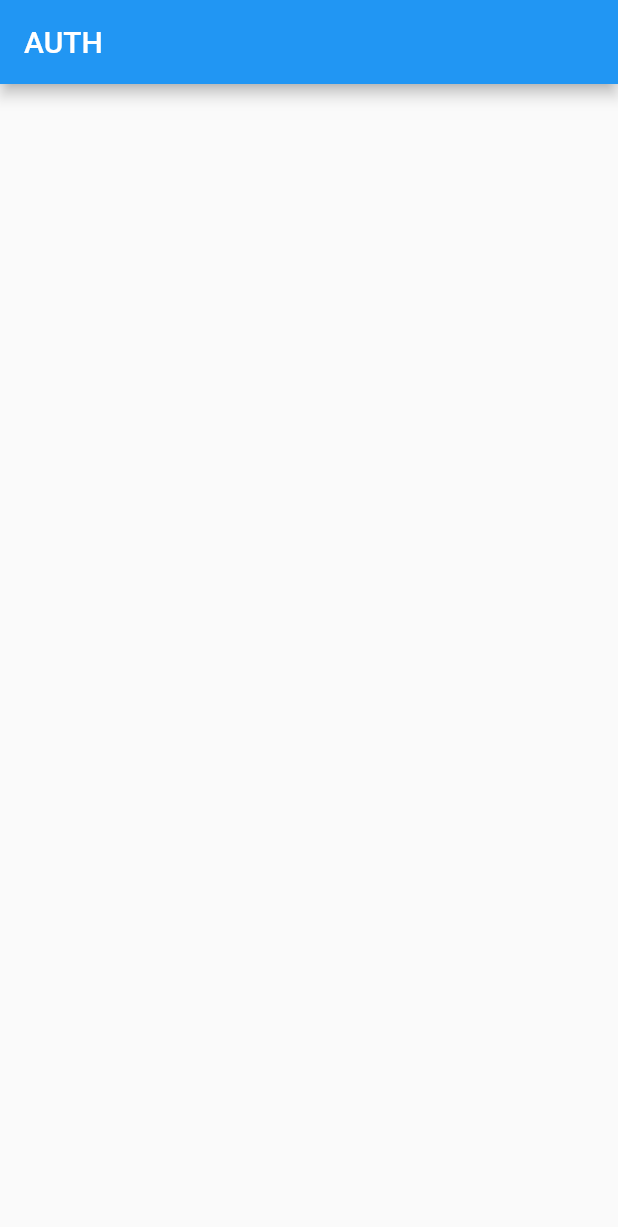
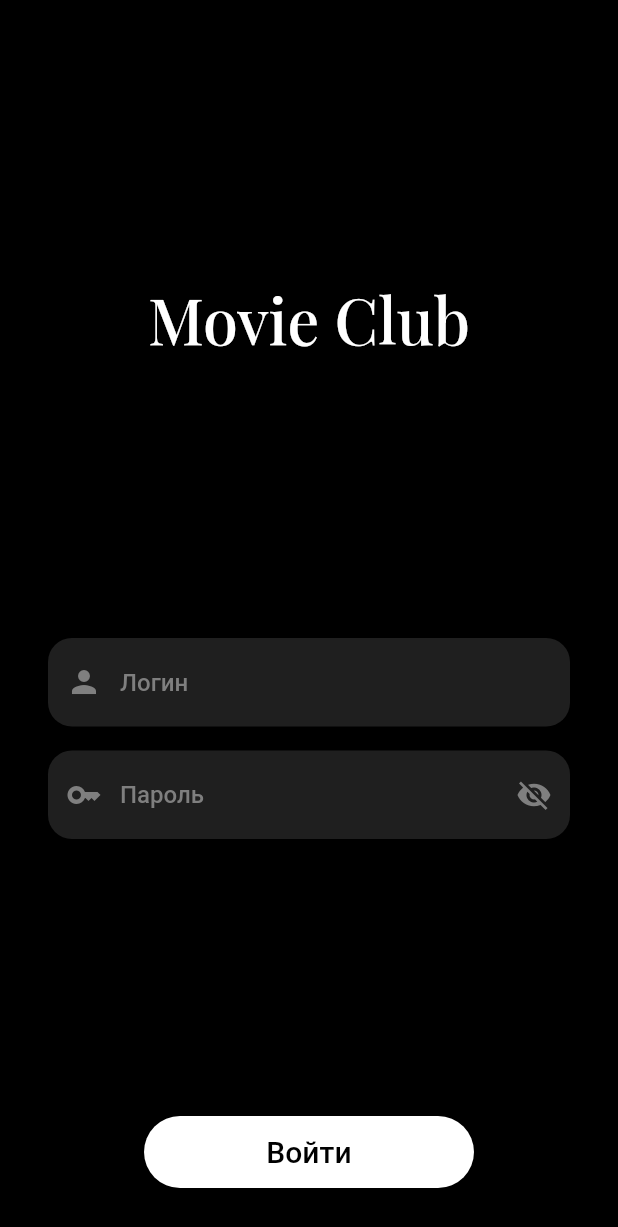
Before and after one commit to Souljeee/movies_club, a Flutter app: the screen it shows after launch, on a phone screen of 412 x 824 dp. Shown: the top 1227 px of the screen. Run offline on Flutter 3.47's test engine with Material 2 defaults, Android fonts, the phone set to English and light mode, and no system bars; drawn by our look-alikes of reactive_forms; our stand-ins replace go_router.

Commit message:
feat(auth): add auth page

```diff
--- a/lib/app.dart
+++ b/lib/app.dart
@@ -1,5 +1,6 @@
 import 'package:flutter/material.dart';
 import 'package:movies_club/common/navigation/router_settings.dart';
+import 'package:reactive_forms/reactive_forms.dart';
 
 class App extends StatelessWidget {
   final router = RouterSettings.router;
@@ -8,9 +9,14 @@ class App extends StatelessWidget {
 
   @override
   Widget build(BuildContext context) {
-    return MaterialApp.router(
-      routerConfig: router,
-      locale: const Locale('ru', 'RU'),
+    return ReactiveFormConfig(
+      validationMessages: {
+        ValidationMessage.required: (error) => 'Обязательноеп поле',
+      },
+      child: MaterialApp.router(
+        routerConfig: router,
+        locale: const Locale('ru', 'RU'),
+      ),
     );
   }
 }
--- /dev/null
+++ b/lib/common/res/colors.dart
@@ -0,0 +1,10 @@
+import 'package:flutter/material.dart';
+
+class ResColors{
+  static Color blue = const Color.fromRGBO(37, 53, 217, 1);
+  static Color black = const Color.fromRGBO(0, 0, 0, 1);
+  static Color transparent = Colors.transparent;
+  static Color gray =  const Color.fromRGBO(31,31, 31, 1);
+  static Color grayLight =  const Color.fromRGBO(127,127, 127, 1);
+  static Color white =  const Color.fromRGBO(255,255, 255, 1);
+}
--- /dev/null
+++ b/lib/common/res/fonts_family.dart
@@ -0,0 +1,9 @@
+enum FontsFamily {
+  playfair(name: 'Playfair');
+
+  final String name;
+
+  const FontsFamily({
+    required this.name,
+  });
+}
--- a/lib/features/auth/ui/auth_page.dart
+++ b/lib/features/auth/ui/auth_page.dart
@@ -1,13 +1,102 @@
 import 'package:flutter/material.dart';
+import 'package:movies_club/common/res/colors.dart';
+import 'package:movies_club/common/res/fonts_family.dart';
+import 'package:movies_club/features/auth/ui/widgets/auth_input_form.dart';
+import 'package:reactive_forms/reactive_forms.dart';
 
-class AuthPage extends StatelessWidget {
+class AuthPage extends StatefulWidget {
   const AuthPage({Key? key}) : super(key: key);
 
   @override
+  State<AuthPage> createState() => _AuthPageState();
+}
+
+class _AuthPageState extends State<AuthPage> {
+  final _loginController = FormControl<String>(
+    validators: [
+      Validators.required,
+    ],
+  );
+
+  final _passwordController = FormControl<String>(
+    validators: [
+      Validators.required,
+    ],
+  );
+
+  final _loginFocusNode = FocusNode();
+  final _passwordFocusNode = FocusNode();
+
+  late final _authForm = FormGroup({
+    'login': _loginController,
+    'password': _passwordController,
+  });
+
+  @override
   Widget build(BuildContext context) {
-    return Scaffold(
-      appBar: AppBar(
-        title: const Text('AUTH'),
+    return GestureDetector(
+      onTap: () {
+        _loginFocusNode.unfocus();
+        _passwordFocusNode.unfocus();
+      },
+      child: Scaffold(
+        backgroundColor: ResColors.black,
+        body: SafeArea(
+          child: Column(
+            children: [
+              const Spacer(),
+              Center(
+                child: Text(
+                  'Movie Club',
+                  style: TextStyle(
+                    fontSize: 42,
+                    fontFamily: FontsFamily.playfair.name,
+                    fontWeight: FontWeight.w500,
+                    color: Colors.white,
+                  ),
+                ),
+              ),
+              const Spacer(),
+              Padding(
+                padding: const EdgeInsets.symmetric(horizontal: 32),
+                child: AuthInputForm(
+                  loginController: _loginController,
+                  passwordController: _passwordController,
+                  loginFocusNode: _loginFocusNode,
+                  passwordFocusNode: _passwordFocusNode,
+                ),
+              ),
+              const Spacer(),
+              GestureDetector(
+                onTap: (){
+                  // TODO
+                },
+                child: Padding(
+                  padding: const EdgeInsets.symmetric(horizontal: 96),
+                  child: Container(
+                    width: double.infinity,
+                    height: 48,
+                    decoration: BoxDecoration(
+                      borderRadius: BorderRadius.circular(32),
+                      color: ResColors.white,
+                    ),
+                    child: Center(
+                      child: Text(
+                        'Войти',
+                        style: TextStyle(
+                          color: ResColors.black,
+                          fontSize: 20,
+                          fontWeight: FontWeight.w500,
+                        ),
+                      ),
+                    ),
+                  ),
+                ),
+              ),
+              const SizedBox(height: 32),
+            ],
+          ),
+        ),
       ),
     );
   }
--- /dev/null
+++ b/lib/features/auth/ui/widgets/auth_input_form.dart
@@ -0,0 +1,110 @@
+import 'package:flutter/material.dart';
+import 'package:movies_club/common/res/colors.dart';
+import 'package:reactive_forms/reactive_forms.dart';
+
+class AuthInputForm extends StatefulWidget {
+  final FormControl<String> loginController;
+  final FormControl<String> passwordController;
+  final FocusNode loginFocusNode;
+  final FocusNode passwordFocusNode;
+
+  const AuthInputForm({
+    required this.loginController,
+    required this.passwordController,
+    required this.loginFocusNode,
+    required this.passwordFocusNode,
+    Key? key,
+  }) : super(key: key);
+
+  @override
+  State<AuthInputForm> createState() => _AuthInputFormState();
+}
+
+class _AuthInputFormState extends State<AuthInputForm> {
+  var _passwordVisibility = true;
+
+  @override
+  Widget build(BuildContext context) {
+    return Column(
+      children: [
+        ReactiveTextField(
+          style: TextStyle(
+            color: ResColors.grayLight,
+            fontWeight: FontWeight.w500,
+          ),
+          focusNode: widget.loginFocusNode,
+          formControl: widget.loginController,
+          decoration: InputDecoration(
+            filled: true,
+            fillColor: ResColors.gray,
+            border: OutlineInputBorder(
+              borderSide: BorderSide(color: ResColors.transparent),
+              borderRadius: BorderRadius.circular(16),
+            ),
+            focusedBorder: OutlineInputBorder(
+              borderSide: BorderSide(color: ResColors.transparent),
+              borderRadius: BorderRadius.circular(16),
+            ),
+            enabledBorder: OutlineInputBorder(
+              borderSide: BorderSide(color: ResColors.transparent),
+              borderRadius: BorderRadius.circular(16),
+            ),
+            hintText: 'Логин',
+            prefixIcon: Icon(
+              Icons.person,
+              color: ResColors.grayLight,
+            ),
+            hintStyle: TextStyle(color: ResColors.grayLight),
+          ),
+          cursorColor: ResColors.grayLight,
+          cursorWidth: 3,
+        ),
+        const SizedBox(height: 16),
+        ReactiveTextField(
+          style: TextStyle(
+            color: ResColors.grayLight,
+            fontWeight: FontWeight.w500,
+          ),
+          focusNode: widget.passwordFocusNode,
+          formControl: widget.passwordController,
+          obscureText: _passwordVisibility,
+          decoration: InputDecoration(
+            filled: true,
+            fillColor: ResColors.gray,
+            border: OutlineInputBorder(
+              borderSide: BorderSide(color: ResColors.transparent),
+              borderRadius: BorderRadius.circular(16),
+            ),
+            focusedBorder: OutlineInputBorder(
+              borderSide: BorderSide(color: ResColors.transparent),
+              borderRadius: BorderRadius.circular(16),
+            ),
+            enabledBorder: OutlineInputBorder(
+              borderSide: BorderSide(color: ResColors.transparent),
+              borderRadius: BorderRadius.circular(16),
+            ),
+            hintText: 'Пароль',
+            prefixIcon: Icon(
+              Icons.key_outlined,
+              color: ResColors.grayLight,
+            ),
+            suffixIcon: GestureDetector(
+              onTap: () {
+                setState(() {
+                  _passwordVisibility = !_passwordVisibility;
+                });
+              },
+              child: Icon(
+                _passwordVisibility ? Icons.visibility_off : Icons.visibility,
+                color: ResColors.grayLight,
+              ),
+            ),
+            hintStyle: TextStyle(color: ResColors.grayLight),
+          ),
+          cursorColor: ResColors.grayLight,
+          cursorWidth: 3,
+        ),
+      ],
+    );
+  }
+}
--- a/pubspec.yaml
+++ b/pubspec.yaml
@@ -13,6 +13,7 @@ dependencies:
 
   cupertino_icons: ^1.0.2
   go_router: ^6.5.1
+  reactive_forms: ^14.2.0
 
 dev_dependencies:
   flutter_test:
@@ -22,3 +23,8 @@ dev_dependencies:
 
 flutter:
   uses-material-design: true
+
+  fonts:
+    - family: Playfair
+      fonts:
+        - asset: assets/fonts/PlayfairDisplay.ttf
```
Also changed, not shown: assets/fonts/PlayfairDisplay-Italic.ttf (added), assets/fonts/PlayfairDisplay.ttf (added), pubspec.lock.
